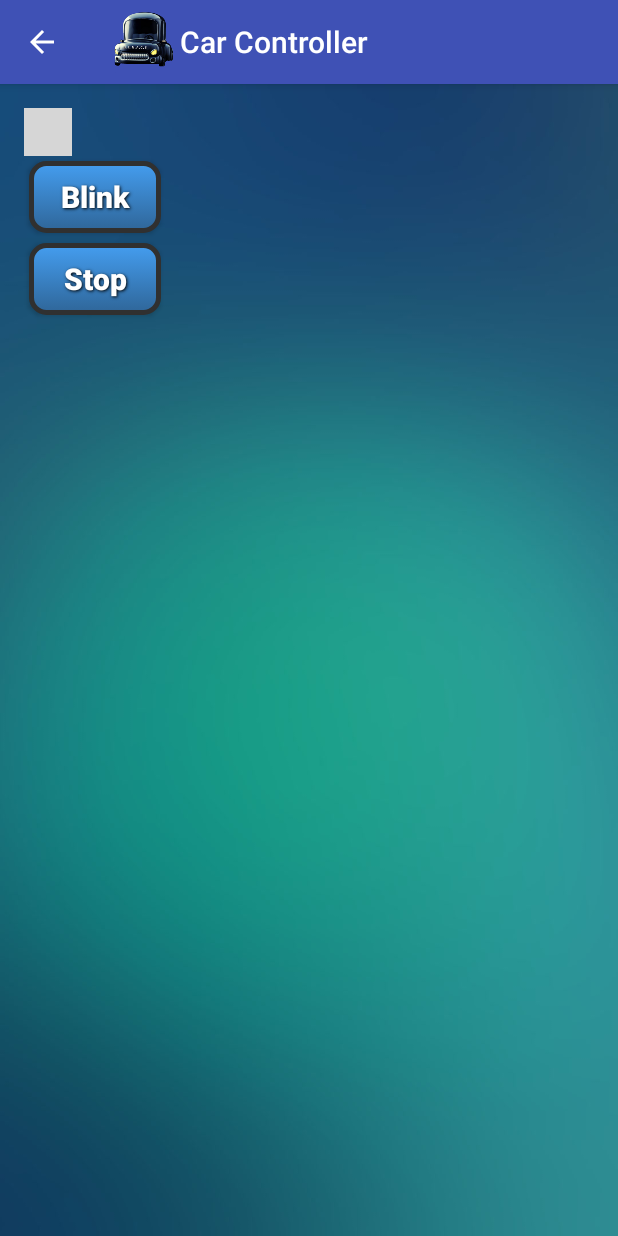
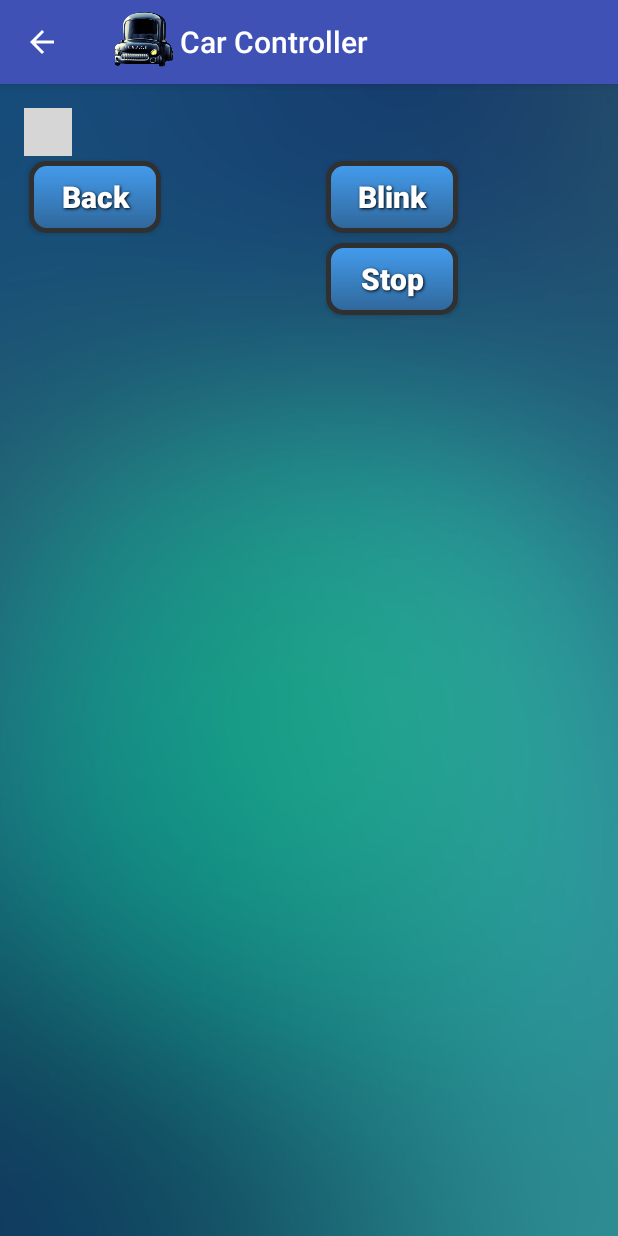
Before and after one commit to DIT524-V17/group-9, an Android app: the JoystickScreen screen opened directly, with no data from a screen before it, on a phone screen of 412 x 824 dp. Run offline under Robolectric (Android 15) with nearby library versions, the phone set to English and light mode, and no system bars; libraries missing offline, so code that uses them is left out: io.github.controlwear.virtual; plain views replace JoystickView; 5 statements that could not run were skipped; grey boxes are pictures that could not be loaded.

Commit message:
Added Back button to the Joystick page.

```diff
--- a/CarController 6/app/src/main/java/com/group9/carcontroller/JoystickScreen.java
+++ b/CarController 6/app/src/main/java/com/group9/carcontroller/JoystickScreen.java
@@ -19,7 +19,7 @@ import io.github.controlwear.virtual.joystick.android.JoystickView;
 
 public class JoystickScreen extends AppCompatActivity {
 
-    Button btnBlink, btnStop;
+    Button btnBlink, btnStop, btnBack;
     String address = null;
     private ProgressDialog progress;
     BluetoothAdapter myBluetooth = null;
@@ -76,6 +76,7 @@ public class JoystickScreen extends AppCompatActivity {
 
         btnBlink = (Button) findViewById(R.id.blinkLights);
         btnStop = (Button) findViewById(R.id.stopCar);
+        btnBack = (Button) findViewById(R.id.goBack);
 
         // Connect button to GUI
         JoystickView joystick = (JoystickView) findViewById(R.id.joystickView);
@@ -148,7 +149,20 @@ public class JoystickScreen extends AppCompatActivity {
                 setAction("q");
             }
         }));
+
+        btnBack.setOnClickListener((new View.OnClickListener() {
+            @Override
+            public void onClick(View view) {
+                Intent i = new Intent(JoystickScreen.this, ControlActivity.class);
+                i.putExtra("ADDRESS", address);
+                startActivity(i);
+                Disconnect();
+                finish();
+            }
+        }));
     }
+
+
 
     @Override
     public boolean onOptionsItemSelected (MenuItem item){
--- a/CarController 6/app/src/main/res/layout/activity_joystickscreen.xml
+++ b/CarController 6/app/src/main/res/layout/activity_joystickscreen.xml
@@ -18,9 +18,8 @@
         android:layout_height="match_parent"
         android:orientation="vertical"
         android:weightSum="1"
-        android:layout_alignParentBottom="true"
-        android:layout_alignParentStart="true"
-        android:layout_marginBottom="7dp">
+        android:layout_alignParentTop="true"
+        android:layout_alignParentStart="true">
 
         <io.github.controlwear.virtual.joystick.android.JoystickView
             android:id="@+id/joystickView"
@@ -33,8 +32,34 @@
             custom:JV_borderWidth="4dp"
             custom:JV_fixedCenter="false" />
 
+        <GridLayout
+            android:layout_width="match_parent"
+            android:layout_height="match_parent">
+
             <TableLayout
                 android:layout_width="198dp"
+                android:layout_height="match_parent"
+                android:layout_row="0"
+                android:layout_column="6">
+
+                <TableRow
+                    android:layout_width="match_parent"
+                    android:layout_height="match_parent">
+
+                    <Button
+                        android:id="@+id/goBack"
+                        style="@style/CustomButtonText"
+                        android:layout_width="wrap_content"
+                        android:layout_height="wrap_content"
+                        android:background="@drawable/custom_btn_blue"
+                        android:text="Back" />
+
+                </TableRow>
+
+            </TableLayout>
+
+            <TableLayout
+                android:layout_width="match_parent"
                 android:layout_height="match_parent">
 
                 <TableRow
@@ -48,11 +73,12 @@
                         android:layout_height="wrap_content"
                         android:background="@drawable/custom_btn_blue"
                         android:text="Blink" />
+
                 </TableRow>
 
                 <TableRow
                     android:layout_width="match_parent"
-                android:layout_height="match_parent">
+                    android:layout_height="match_parent" >
 
                     <Button
                         android:id="@+id/stopCar"
@@ -64,6 +90,7 @@
                 </TableRow>
 
             </TableLayout>
+        </GridLayout>
 
     </LinearLayout>
 </RelativeLayout>
```
Also changed, not shown: CarController 6/app/src/main/java/com/group9/carcontroller/ControlActivity.java (line endings or trailing spaces). Lines whose indentation alone changed are shown as unchanged.
